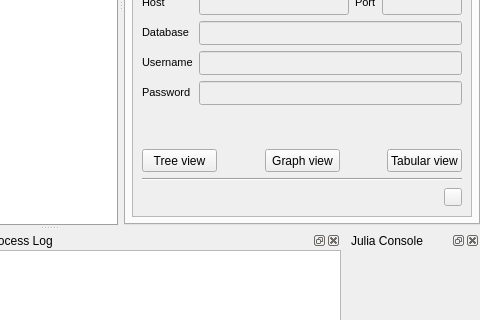
First picture: the form in spinetoolbox/ui/mainwindow.ui, repository spine-tools/Spine-Toolbox, before the edit; both pictures show x 382 to 862 and y 244 to 564 of the 862 by 708 pixel window.
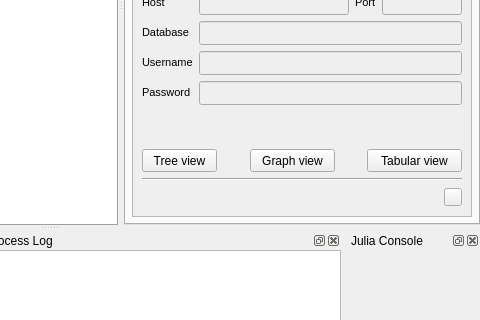
Second picture: the form after the edit. The open tabs and pages were chosen to show the change. Icons and pictures are not drawn. Custom widgets are drawn as their Qt base class.

Commit message: Issue #232. Make data store properties' buttons a bit larger, so we see the entire word on GNOME.

The edit to the form file:
```diff
--- a/spinetoolbox/ui/mainwindow.ui
+++ b/spinetoolbox/ui/mainwindow.ui
@@ -311,7 +311,7 @@
    <property name="minimumSize">
     <size>
      <width>356</width>
-     <height>158</height>
+     <height>175</height>
     </size>
    </property>
    <property name="windowTitle">
@@ -426,8 +426,8 @@
              <rect>
               <x>0</x>
               <y>0</y>
-              <width>349</width>
-              <height>361</height>
+              <width>336</width>
+              <height>345</height>
              </rect>
             </property>
             <layout class="QVBoxLayout" name="verticalLayout_15">
@@ -1072,7 +1072,7 @@
                  </property>
                  <property name="minimumSize">
                   <size>
-                   <width>75</width>
+                   <width>85</width>
                    <height>23</height>
                   </size>
                  </property>
@@ -1113,7 +1113,7 @@
                  </property>
                  <property name="minimumSize">
                   <size>
-                   <width>75</width>
+                   <width>95</width>
                    <height>23</height>
                   </size>
                  </property>
```
Left out of the diff: 19 changed lines with no effect on the pictures. The commit also changes 1 other file.
